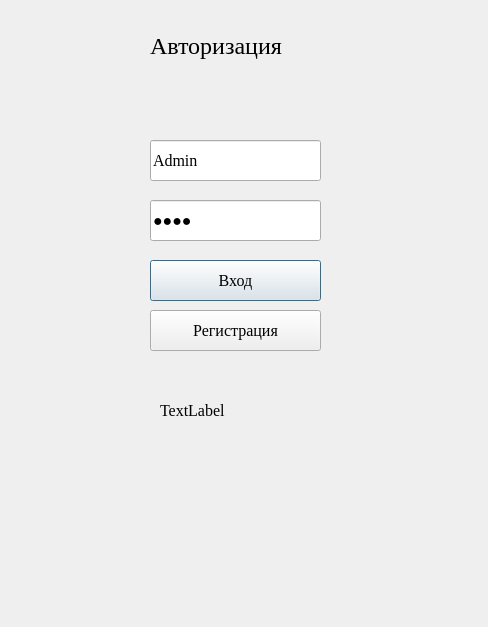
Old version of the form Logindialog.ui in the repository AndrBoch/TruckTrecker.
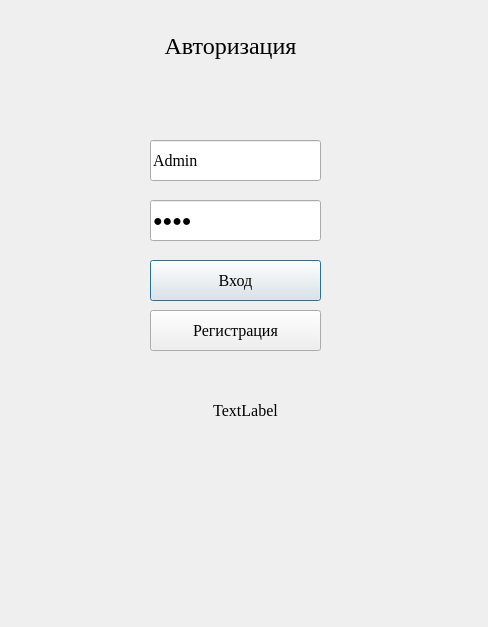
New version of the form.

```diff
--- a/Logindialog.ui
+++ b/Logindialog.ui
@@ -77,9 +77,9 @@
   <widget class="QLabel" name="label">
    <property name="geometry">
     <rect>
-     <x>150</x>
+     <x>130</x>
      <y>20</y>
-     <width>171</width>
+     <width>201</width>
      <height>51</height>
     </rect>
    </property>
@@ -91,19 +91,25 @@
    <property name="text">
     <string>Авторизация</string>
    </property>
+   <property name="alignment">
+    <set>Qt::AlignCenter</set>
+   </property>
   </widget>
   <widget class="QLabel" name="labelStatus">
    <property name="geometry">
     <rect>
-     <x>160</x>
+     <x>20</x>
      <y>390</y>
-     <width>141</width>
+     <width>451</width>
      <height>41</height>
     </rect>
    </property>
    <property name="text">
     <string>TextLabel</string>
    </property>
+   <property name="alignment">
+    <set>Qt::AlignCenter</set>
+   </property>
   </widget>
  </widget>
  <resources/>
```
Left out of the diff: 2 changed lines with no effect on the pictures.
